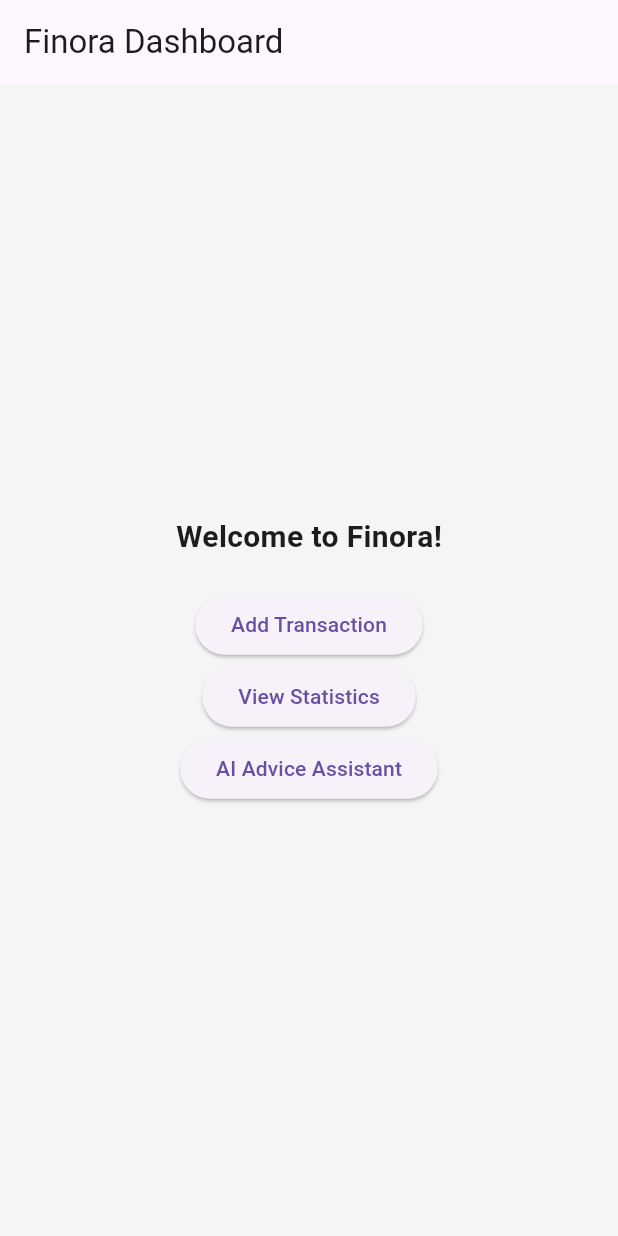
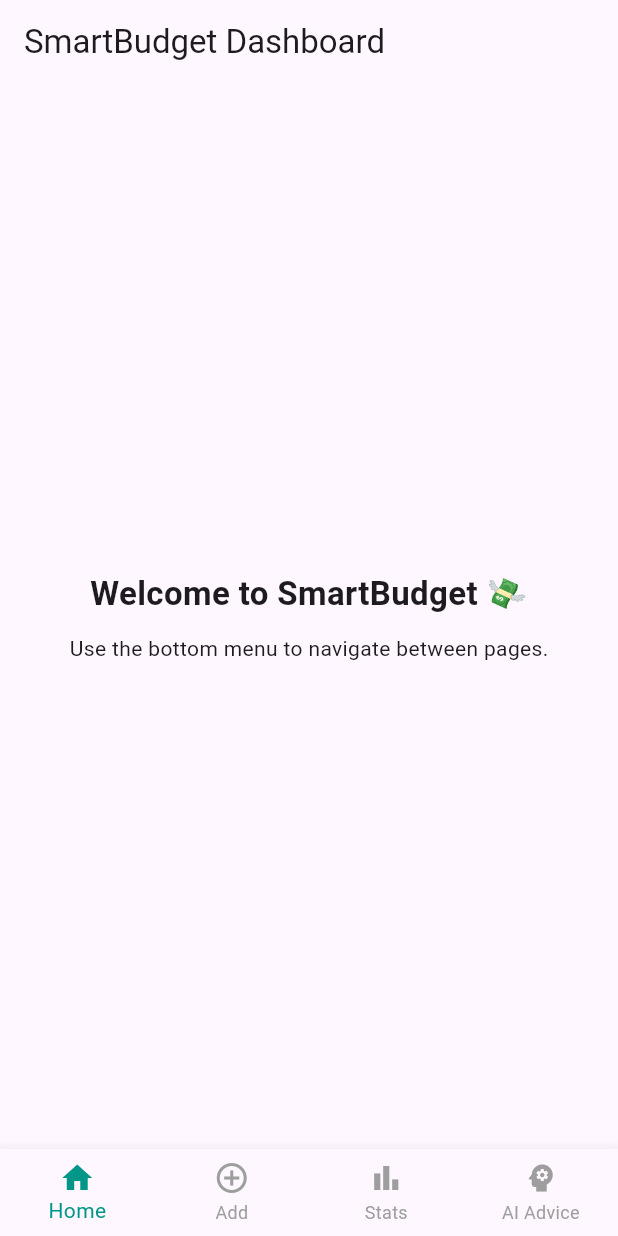
Before and after one commit to krlpsule/finora_, a Flutter app: the screen it shows after launch, on a phone screen of 412 x 824 dp. Run offline on Flutter 3.47's test engine with Material 3 defaults, Android fonts, the phone set to English and light mode, and no system bars.

Commit message:
Usage bottom navigator part

```diff
--- a/smart_budget/lib/main.dart
+++ b/smart_budget/lib/main.dart
@@ -1,8 +1,9 @@
 import 'package:flutter/material.dart';
-import 'pages/dashboard_page.dart';
 import 'pages/add_transaction_page.dart';
 import 'pages/statistics_page.dart';
 import 'pages/advice_page.dart';
+import 'pages/dashboard_page.dart';
+import 'pages/main_navigation_page.dart';
 
 void main() {
   runApp(const SmartBudgetApp());
@@ -14,19 +15,10 @@ class SmartBudgetApp extends StatelessWidget {
   @override
   Widget build(BuildContext context) {
     return MaterialApp(
+      debugShowCheckedModeBanner: false,
       title: 'Finora',
-      theme: ThemeData(
-        primarySwatch: Colors.teal,
-        scaffoldBackgroundColor: Colors.grey[100],
-      ),
-      debugShowCheckedModeBanner: false,
-      initialRoute: '/',
-      routes: {
-        '/': (context) => const DashboardPage(),
-        '/add': (context) => const AddTransactionPage(),
-        '/stats': (context) => const StatisticsPage(),
-        '/advice': (context) => const AdvicePage(),
-      },
+      theme: ThemeData(primarySwatch: Colors.teal),
+      home: const MainNavigationPage(), // 👈 değişti
     );
   }
 }
--- a/smart_budget/lib/pages/dashboard_page.dart
+++ b/smart_budget/lib/pages/dashboard_page.dart
@@ -6,26 +6,17 @@ class DashboardPage extends StatelessWidget {
   @override
   Widget build(BuildContext context) {
     return Scaffold(
-      appBar: AppBar(title: const Text('Finora Dashboard')),
+      appBar: AppBar(title: const Text("SmartBudget Dashboard")),
       body: Center(
         child: Column(
           mainAxisAlignment: MainAxisAlignment.center,
-          children: [
-            const Text('Welcome to Finora!',
-                style: TextStyle(fontSize: 20, fontWeight: FontWeight.bold)),
-            const SizedBox(height: 20),
-            ElevatedButton(
-              onPressed: () => Navigator.pushNamed(context, '/add'),
-              child: const Text('Add Transaction'),
+          children: const [
+            Text(
+              "Welcome to SmartBudget 💸",
+              style: TextStyle(fontSize: 22, fontWeight: FontWeight.bold),
             ),
-            ElevatedButton(
-              onPressed: () => Navigator.pushNamed(context, '/stats'),
-              child: const Text('View Statistics'),
-            ),
-            ElevatedButton(
-              onPressed: () => Navigator.pushNamed(context, '/advice'),
-              child: const Text('AI Advice Assistant'),
-            ),
+            SizedBox(height: 10),
+            Text("Use the bottom menu to navigate between pages."),
           ],
         ),
       ),
--- /dev/null
+++ b/smart_budget/lib/pages/main_navigation_page.dart
@@ -0,0 +1,60 @@
+import 'package:flutter/material.dart';
+import 'dashboard_page.dart';
+import 'add_transaction_page.dart';
+import 'statistics_page.dart';
+import 'advice_page.dart';
+
+class MainNavigationPage extends StatefulWidget {
+  const MainNavigationPage({super.key});
+
+  @override
+  State<MainNavigationPage> createState() => _MainNavigationPageState();
+}
+
+class _MainNavigationPageState extends State<MainNavigationPage> {
+  int _currentIndex = 0;
+
+  // Alt menüdeki sayfalar
+  final List<Widget> _pages = [
+    const DashboardPage(),
+    const AddTransactionPage(),
+    const StatisticsPage(),
+    const AdvicePage(),
+  ];
+
+  @override
+  Widget build(BuildContext context) {
+    return Scaffold(
+      body: _pages[_currentIndex],
+      bottomNavigationBar: BottomNavigationBar(
+        currentIndex: _currentIndex,
+        type: BottomNavigationBarType.fixed,
+        selectedItemColor: Colors.teal,
+        unselectedItemColor: Colors.grey,
+        onTap: (index) {
+          setState(() {
+            _currentIndex = index;
+          });
+        },
+        items: const [
+          BottomNavigationBarItem(
+            icon: Icon(Icons.home),
+            label: "Home",
+          ),
+          BottomNavigationBarItem(
+            icon: Icon(Icons.add_circle_outline),
+            label: "Add",
+          ),
+          BottomNavigationBarItem(
+            icon: Icon(Icons.bar_chart),
+            label: "Stats",
+          ),
+          BottomNavigationBarItem(
+            icon: Icon(Icons.psychology),
+            label: "AI Advice",
+          ),
+        ],
+      ),
+    );
+  }
+}
```
